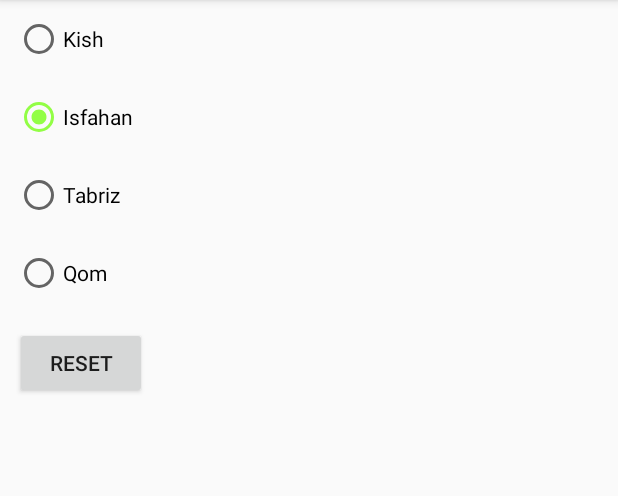
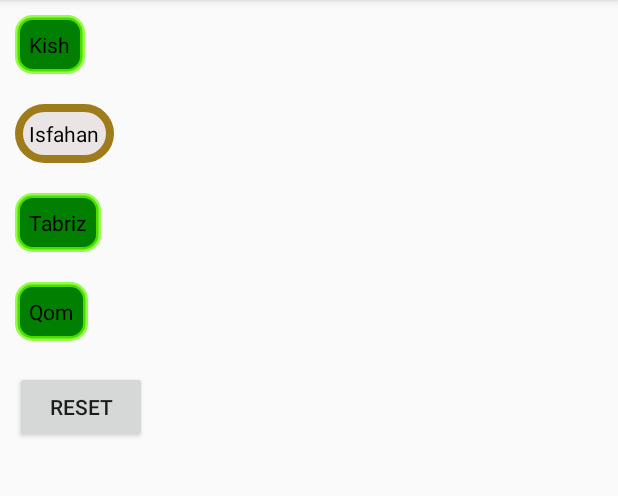
Before and after one commit to alisahraei/android-practice, an Android app: the RadioButtonActivity screen opened directly, with no data from a screen before it, on a phone screen of 412 x 824 dp, the part 84-580 px from its top. Run offline under Robolectric (Android 15) with nearby library versions, the phone set to English and light mode, and no system bars.

Commit message:
RadioButton Background test-023

```diff
--- a/First/app/src/main/res/drawable-mdpi/rb_b.xml
+++ b/First/app/src/main/res/drawable-mdpi/rb_b.xml
@@ -1,9 +1,9 @@
 <?xml version="1.0" encoding="utf-8"?>
 <shape xmlns:android="http://schemas.android.com/apk/res/android"
     android:shape="rectangle">
-    <solid android:color="#007f00"/>
-    <corners android:radius="50dp"/>
-    <stroke android:width="3dp"
-        android:color="@color/colorAccent"/>
+    <solid android:color="#EBE4E4"/>
+    <corners android:radius="25dp"/>
+    <stroke android:width="5dp"
+        android:color="@color/colorPrimaryDark"/>
 
 </shape>
--- a/First/app/src/main/res/drawable/rb_a.xml
+++ b/First/app/src/main/res/drawable/rb_a.xml
@@ -1,4 +1,9 @@
 <?xml version="1.0" encoding="utf-8"?>
-<selector xmlns:android="http://schemas.android.com/apk/res/android">
+<shape xmlns:android="http://schemas.android.com/apk/res/android"
+    android:shape="rectangle">
+    <solid android:color="#007f00"/>
+    <corners android:radius="10dp"/>
+    <stroke android:width="3dp"
+        android:color="@color/colorAccent"/>
 
-</selector>
+</shape>
--- a/First/app/src/main/res/drawable/rb_background.xml
+++ b/First/app/src/main/res/drawable/rb_background.xml
@@ -1,4 +1,15 @@
 <?xml version="1.0" encoding="utf-8"?>
 <selector xmlns:android="http://schemas.android.com/apk/res/android">
-
+    <item
+        android:drawable="@drawable/rb_a"
+        android:state_checked="true"
+        android:state_pressed="true" />
+    <item
+        android:drawable="@drawable/rb_b"
+        android:state_pressed="true" />
+    <item
+        android:drawable="@drawable/rb_b"
+        android:state_checked="true" />
+    <item
+        android:drawable="@drawable/rb_a" />
 </selector>
--- a/First/app/src/main/res/layout/activity_radio_buttin.xml
+++ b/First/app/src/main/res/layout/activity_radio_buttin.xml
@@ -3,16 +3,21 @@
     xmlns:tools="http://schemas.android.com/tools"
     android:layout_width="match_parent"
     android:layout_height="match_parent"
+    xmlns:ndroid="http://schemas.android.com/apk/res-auto"
     tools:context=".RadioButtonActivity"
     android:orientation="vertical">
     <RadioGroup
         android:layout_width="wrap_content"
         android:layout_height="wrap_content"
         android:layout_gravity="left"
-        android:id="@+id/radio_group">
+        android:id="@+id/radio_group"
+        >
 
         <RadioButton
             android:id="@+id/rb1"
+            android:background="@drawable/rb_background"
+            android:padding="10dp"
+            android:button="@android:color/transparent"
             android:layout_width="wrap_content"
             android:layout_height="wrap_content"
             android:layout_gravity="left"
@@ -23,6 +28,9 @@
         <RadioButton
             android:id="@+id/rb2"
             android:tag="2"
+            android:background="@drawable/rb_background"
+            android:padding="10dp"
+            android:button="@android:color/transparent"
             android:layout_width="wrap_content"
             android:layout_height="wrap_content"
             android:layout_gravity="left"
@@ -35,15 +43,22 @@
             android:id="@+id/rb3"
             android:tag="3"
             android:layout_width="wrap_content"
+            android:button="@android:color/transparent"
             android:layout_margin="10dp"
+            android:background="@drawable/rb_background"
+            android:padding="10dp"
             android:layout_height="wrap_content"
             android:layout_gravity="left"
-            android:text="Tabriz" />
+            android:text="Tabriz"
+            />
         <RadioButton
             android:id="@+id/rb4"
             android:tag="4"
             android:layout_width="wrap_content"
             android:layout_margin="10dp"
+            android:background="@drawable/rb_background"
+            android:padding="10dp"
+            android:button="@android:color/transparent"
             android:layout_height="wrap_content"
             android:layout_gravity="left"
             android:text="Qom" />
```
Also changed, not shown: First/app/src/main/java/com/ermile/first/RadioButtonActivity.java (+7 -0 lines).
